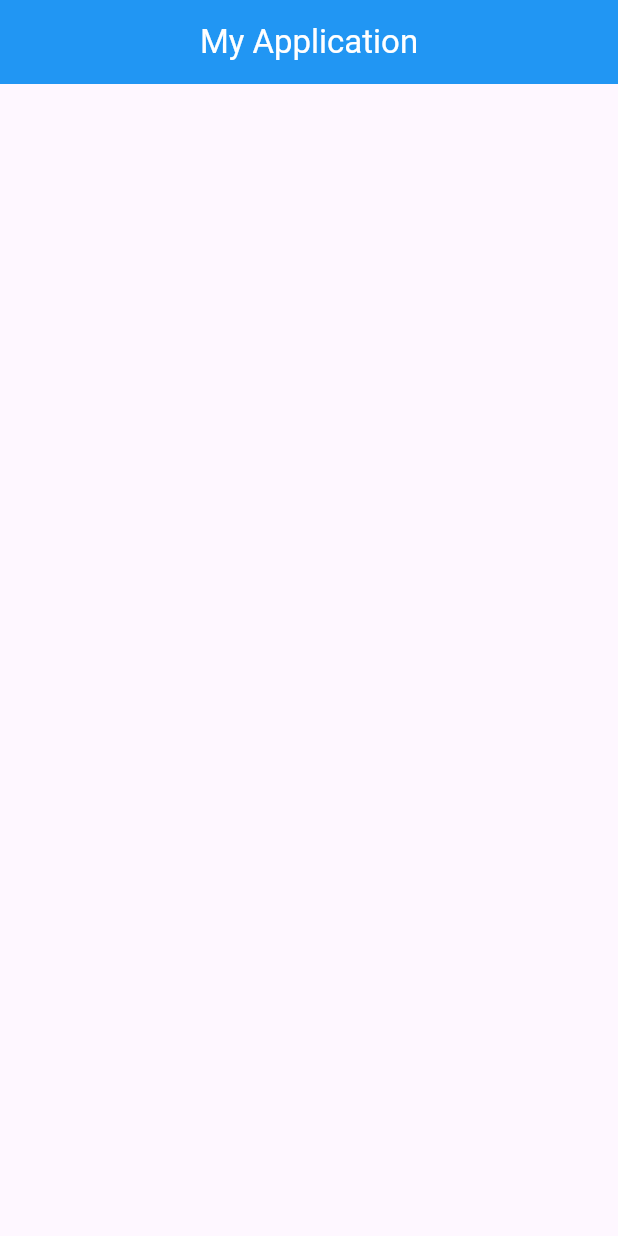
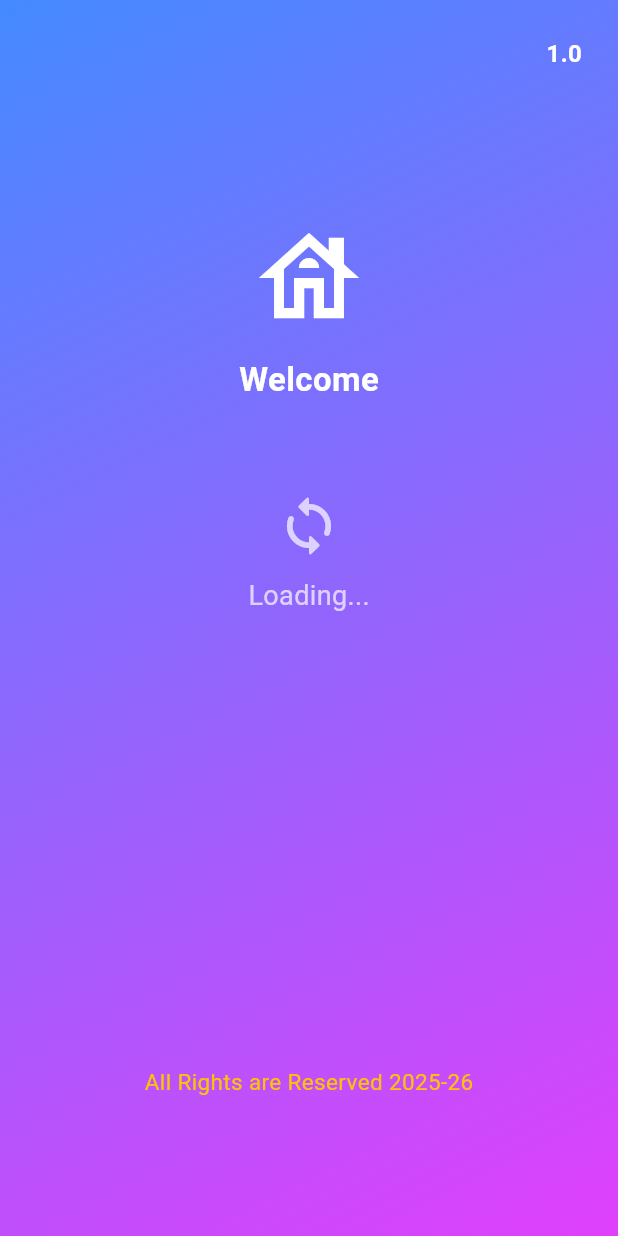
Before and after one commit to yashdipsinhvaghela01/flutter_hostel_issue_ressolution, a Flutter app: the screen it shows after launch, on a phone screen of 412 x 824 dp. Run offline on Flutter 3.47's test engine with Material 3 defaults, Android fonts, the phone set to English and light mode, and no system bars.

Commit message:
Spalsh Screen Added

```diff
--- a/lib/main.dart
+++ b/lib/main.dart
@@ -1,15 +1,10 @@
 import 'package:flutter/material.dart';
-
+import 'widgets/Splash.dart';
 void main() {
   runApp(
     MaterialApp(
       home: Scaffold(
-        appBar: AppBar(
-          backgroundColor: Colors.blue,
-          foregroundColor: Colors.white,
-          title: Center(child:Text("My Application"),),
-        ),
-
+        body:Splash() ,
       ),
     ),
   );
--- /dev/null
+++ b/lib/widgets/Splash.dart
@@ -0,0 +1,97 @@
+import 'package:flutter/material.dart';
+
+class Splash extends StatefulWidget{
+const Splash({super.key});
+
+@override
+  State<Splash> createState() => _Splashstate();
+}
+
+class _Splashstate extends State<Splash>{
+
+  @override
+  Widget build(BuildContext context){
+  return Container(
+      decoration: const BoxDecoration(
+        gradient: LinearGradient(
+          colors: [
+            Colors.blueAccent,
+            Colors.purpleAccent,
+          ],
+          begin: Alignment.topLeft,
+          end: Alignment.bottomRight,
+        ),
+      ),
+      child: SafeArea(
+        child: Padding(
+          padding: const EdgeInsets.all(24.0),
+          child: Column(
+            crossAxisAlignment: CrossAxisAlignment.stretch,
+            children: [
+              Align(
+                alignment: Alignment.topRight,
+                child: Text(
+                  "1.0",
+                  style: const TextStyle(
+                    color: Colors.white,
+                    fontSize: 16,
+                    fontWeight: FontWeight.bold,
+                  ),
+                ),
+              ),
+
+              Expanded(
+                child: Column(
+                  mainAxisAlignment: MainAxisAlignment.center,
+                  children: [
+                    const SizedBox(height: 30),
+
+                    const Icon(
+                      Icons.house_outlined,
+                      size: 80,
+                      color: Colors.white,
+                    ),
+                    const SizedBox(height: 12),
+                    const Text(
+                      "Welcome",
+                      style: TextStyle(
+                        color: Colors.white,
+                        fontSize: 22,
+                        fontWeight: FontWeight.bold,
+                        decoration: TextDecoration.none,
+                      ),
+                    ),
+
+                    const SizedBox(height: 60),
+                    const Icon(
+                      Icons.loop_rounded,
+                      size: 44,
+                      color: Colors.white70,
+                    ),
+                    const SizedBox(height: 12),
+                    const Text(
+                      "Loading...",
+                      style: TextStyle(
+                        color: Colors.white70,
+                        fontSize: 18,
+                        decoration: TextDecoration.none,
+                      ),
+                    ),
+                    const SizedBox(height: 300,),
+                    Text("All Rights are Reserved 2025-26",
+                    style: TextStyle(
+                      color: Colors.amber,
+                      fontSize: 15,
+                    ),
+                    ),
+                  ],
+                ),
+              ),
+
+            ],
+          ),
+        ),
+      ),
+    );
+  }
+}
```
